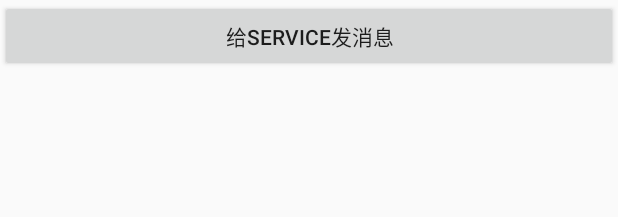
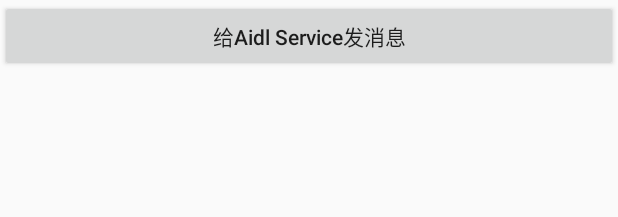
Before and after one commit to jiaoyaning/MasterRoad, an Android app: the layout activity_main.xml on its own in the app's theme, with its tools: preview values and no code run, on a phone screen of 412 x 824 dp. Shown: the top 217 px of the screen. Run offline under Robolectric (Android 15) with nearby library versions, the phone set to English and light mode, and no system bars.

```diff
--- a/ipc/src/main/java/com/jyn/masterroad/AidlTestBean.java
+++ b/ipc/src/main/java/com/jyn/masterroad/AidlTestBean.java
@@ -3,6 +3,9 @@ package com.jyn.masterroad;
 import android.os.Parcel;
 import android.os.Parcelable;
 
+/**
+ * 需要再client端copy一份，路径要与serve端一直
+ */
 public class AidlTestBean implements Parcelable {
     private int x;
     private int y;
--- a/ipc/src/main/java/com/jyn/masterroad/AidlTestService.kt
+++ b/ipc/src/main/java/com/jyn/masterroad/AidlTestService.kt
@@ -8,13 +8,13 @@ import com.apkfuns.logutils.LogUtils
 class AidlTestService : Service() {
 
     override fun onStartCommand(intent: Intent?, flags: Int, startId: Int): Int {
-        LogUtils.tag(TAG).i("AidlStringTestService onStartCommand启动")
+        LogUtils.tag(TAG).i("AidlTestService onStartCommand启动")
         return super.onStartCommand(intent, flags, startId)
     }
 
     override fun onCreate() {
         super.onCreate()
-        LogUtils.tag(TAG).i("AidlStringTestService onCreate启动")
+        LogUtils.tag(TAG).i("AidlTestService onCreate启动")
     }
 
     override fun onBind(intent: Intent): IBinder {
@@ -22,7 +22,7 @@ class AidlTestService : Service() {
     }
 
     class AidlStringTestBinder : AidlTestInterface.Stub() {
-        private var innerTest = "张三"
+        private var innerTest = "AidlTestService 初始值"
 
         override fun setTest(test: String) {
             innerTest = test
--- a/ipc/src/main/res/layout/activity_main.xml
+++ b/ipc/src/main/res/layout/activity_main.xml
@@ -13,8 +13,10 @@
         android:orientation="vertical">
 
         <Button
+            android:id="@+id/send_aidl_serve"
             android:layout_width="match_parent"
             android:layout_height="wrap_content"
-            android:text="给Service发消息" />
+            android:text="给Aidl Service发消息"
+            android:textAllCaps="false" />
     </LinearLayout>
 </androidx.core.widget.NestedScrollView>
```
Also changed, not shown: ipc/src/main/java/com/jyn/masterroad/MainActivity.kt (+12 -0 lines).
